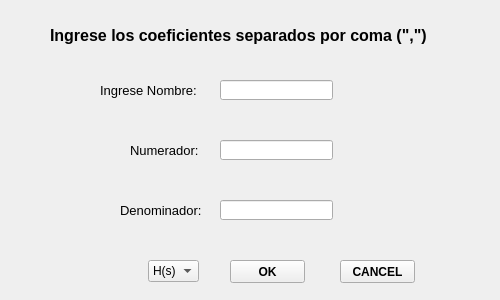
The window that frontend/input_teorico.ui (odevincenti/TC-TP1) describes before a commit, drawn with Qt 5.
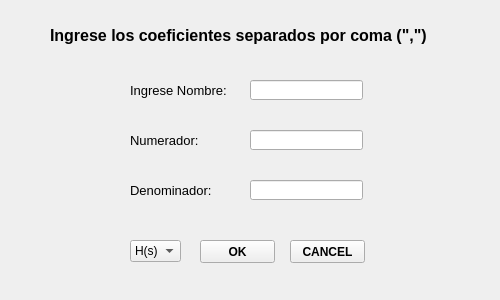
The same window after the commit.

What changed in the file:
```diff
--- a/frontend/input_teorico.ui
+++ b/frontend/input_teorico.ui
@@ -16,8 +16,8 @@
   <widget class="QPushButton" name="ok_teorico_pushButton">
    <property name="geometry">
     <rect>
-     <x>230</x>
-     <y>260</y>
+     <x>200</x>
+     <y>240</y>
      <width>75</width>
      <height>23</height>
     </rect>
@@ -35,8 +35,8 @@
   <widget class="QPushButton" name="cancel_teorico_pushButton">
    <property name="geometry">
     <rect>
-     <x>340</x>
-     <y>260</y>
+     <x>290</x>
+     <y>240</y>
      <width>75</width>
      <height>23</height>
     </rect>
@@ -54,9 +54,9 @@
   <widget class="QLabel" name="label">
    <property name="geometry">
     <rect>
-     <x>100</x>
+     <x>130</x>
      <y>80</y>
-     <width>131</width>
+     <width>101</width>
      <height>20</height>
     </rect>
    </property>
@@ -73,8 +73,8 @@
    <property name="geometry">
     <rect>
      <x>130</x>
-     <y>140</y>
-     <width>101</width>
+     <y>130</y>
+     <width>71</width>
      <height>20</height>
     </rect>
    </property>
@@ -90,8 +90,8 @@
   <widget class="QLabel" name="label_3">
    <property name="geometry">
     <rect>
-     <x>120</x>
-     <y>200</y>
+     <x>130</x>
+     <y>180</y>
      <width>91</width>
      <height>20</height>
     </rect>
@@ -128,8 +128,8 @@
   <widget class="QComboBox" name="teorico_comboBox">
    <property name="geometry">
     <rect>
-     <x>148</x>
-     <y>260</y>
+     <x>130</x>
+     <y>240</y>
      <width>51</width>
      <height>22</height>
     </rect>
@@ -143,7 +143,7 @@
   <widget class="QLineEdit" name="nombre_graph_teorico">
    <property name="geometry">
     <rect>
-     <x>220</x>
+     <x>250</x>
      <y>80</y>
      <width>113</width>
      <height>20</height>
@@ -153,8 +153,8 @@
   <widget class="QLineEdit" name="numerador_teorico">
    <property name="geometry">
     <rect>
-     <x>220</x>
-     <y>140</y>
+     <x>250</x>
+     <y>130</y>
      <width>113</width>
      <height>20</height>
     </rect>
@@ -163,8 +163,8 @@
   <widget class="QLineEdit" name="denominador_teorico">
    <property name="geometry">
     <rect>
-     <x>220</x>
-     <y>200</y>
+     <x>250</x>
+     <y>180</y>
      <width>113</width>
      <height>20</height>
     </rect>
```
